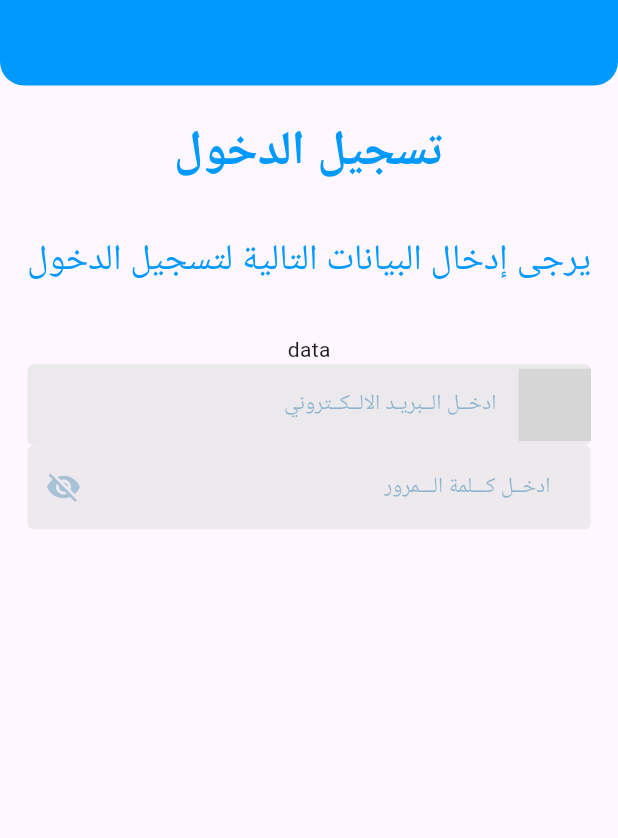
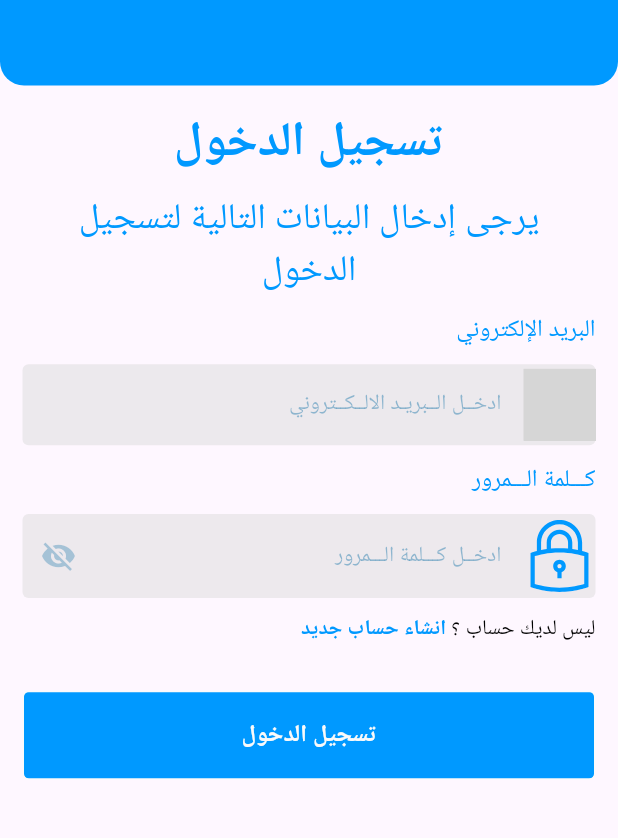
Before and after one commit to MohamedDesign-1/AjrlyApp, a Flutter app: the LoginScreen screen opened by its route, on a phone screen of 412 x 824 dp, the part 249-1087 px from its top. Run offline on Flutter 3.47's test engine with Material 3 defaults, Android fonts, the phone set to English and light mode, and no system bars; our stand-ins replace dio, flutter_screenutil, flutter_svg, go_router, google_fonts, injectable and 4 more; accounts and stored records are empty; Roboto replaces fonts that are missing (Alexandria); grey boxes are pictures that could not be loaded.

```diff
--- a/lib/features/auth/onboarding_screen/widgets/custom_buttomn.dart
+++ b/lib/core/components/custom_buttomn.dart
@@ -2,7 +2,7 @@ import 'package:ajrly/core/utils/styles_manager.dart';
 import 'package:flutter/material.dart';
 import 'package:flutter_screenutil/flutter_screenutil.dart';
 import 'package:flutter_svg/flutter_svg.dart';
-import '../../../../core/utils/assets_manager.dart';
+import '../utils/assets_manager.dart';
 
 class CustomButton extends StatelessWidget {
   final Function() onTap;
@@ -13,6 +13,8 @@ class CustomButton extends StatelessWidget {
   final double height;
   final double radius;
   final Color fontcolor;
+  final String? iconasset;
+  final bool? showicon;
 
   const CustomButton({
     super.key,
@@ -24,6 +26,8 @@ class CustomButton extends StatelessWidget {
     required this.height,
     required this.radius,
     required this.fontcolor,
+    this.iconasset,
+    this.showicon,
   });
 
   @override
@@ -49,9 +53,11 @@ class CustomButton extends StatelessWidget {
                 title,
                 style: getTextStyle(16, FontWeight.bold, fontcolor),
               ),
+              if(showicon??false)
               SizedBox(width: 8.w),
+              if(showicon??false)
               SvgPicture.asset(
-                SvgAssets.start,
+               iconasset??'',
                 height: 24.h,
                 width: 24.w,
               ),
--- a/lib/core/components/custom_password_filed.dart
+++ b/lib/core/components/custom_password_filed.dart
@@ -41,7 +41,7 @@ class _CustomPasswordFiledState extends State<CustomPasswordFiled> {
       keyboardType: widget.keyboardType,
       controller: widget.controller,
       decoration: InputDecoration(
-        suffixIcon: widget.prefixIcon,
+        suffixIcon: widget.suffixIcon,
         hintStyle: getMediumStyle(
             color: ColorManager.secondaryPrimary.withValues(alpha: 0.4),
             fontSize: 14.sp),
--- a/lib/core/utils/color_manager.dart
+++ /dev/null
@@ -1 +0,0 @@
-// TODO Implement this library.
--- a/lib/features/auth/login_screen/presentation/pages/login_screen.dart
+++ b/lib/features/auth/login_screen/presentation/pages/login_screen.dart
@@ -6,9 +6,15 @@ import 'package:ajrly/core/utils/styles_manager.dart';
 import 'package:flutter/material.dart';
 import 'package:flutter_screenutil/flutter_screenutil.dart';
 import 'package:flutter_svg/flutter_svg.dart';
+import 'package:go_router/go_router.dart';
+
+import '../../../../../config/routes/routes.dart';
+import '../../../../../core/components/custom_buttomn.dart';
+
+
 
 class LoginScreen extends StatelessWidget {
-  const LoginScreen({Key? key}) : super(key: key);
+  const LoginScreen({super.key});
   @override
   Widget build(BuildContext context) {
     return Scaffold(
@@ -29,7 +35,9 @@ class LoginScreen extends StatelessWidget {
           ),
         ),
       ),
-      body: Column(
+      body: Padding(
+        padding: const EdgeInsets.all(15.0),
+        child: ListView(
           children: [
             Spacer(),
             Center(
@@ -37,7 +45,8 @@ class LoginScreen extends StatelessWidget {
                 padding: const EdgeInsets.fromLTRB(0, 0, 0, 10),
                 child: Text(
                   'تسجيل الدخول',
-                style: getTextStyle(32, FontWeight.bold, ColorManager.primary),
+                  style:
+                  getTextStyle(32, FontWeight.bold, ColorManager.primary),
                 ),
               ),
             ),
@@ -52,39 +61,95 @@ class LoginScreen extends StatelessWidget {
               ),
             ),
             Spacer(),
-          Container(
+            SizedBox(
               height: 216.h,
               width: 328.w,
               child: Column(
                 children: [
-                Text('data'),
+                  Align(
+                    alignment: Alignment.centerRight,
+                    child: Text(
+                      'البريد الإلكتروني',
+                      style: getTextStyle(
+                          16, FontWeight.w400, ColorManager.primary),
+                      textDirection: TextDirection.rtl,
+                    ),
+                  ),
+                  Spacer(),
                   CustomTextFiled(
                     hintText: '   ادخــل الــبريـد الالــكــتروني',
                     borderRadius: BorderRadius.circular(4),
                     suffixIcon: SvgPicture.asset(
                       SvgAssets.email,
+                      height: 16.h,
+                      width: 16.w,
+                    ),
+                  ),
+                  Spacer(),
+                  Align(
+                    alignment: Alignment.centerRight,
+                    child: Text(
+                      'كـــلمة الـــمرور',
+                      style: getTextStyle(
+                          16, FontWeight.w400, ColorManager.primary),
+                      textDirection: TextDirection.rtl,
+                    ),
+                  ),
+                  Spacer(),
+                  CustomPasswordFiled(
+                    hintText: '   ادخــل كـــلمة الـــمرور',
+                    borderRadius: BorderRadius.circular(4),
+                    suffixIcon: SvgPicture.asset(
+                      SvgAssets.lock,
                       height: 24.h,
                       width: 24.w,
                     ),
                   ),
-                CustomPasswordFiled(
-                    hintText: '   ادخــل كـــلمة الـــمرور',
-                    borderRadius: BorderRadius.circular(4),
-                    suffixIcon: SvgPicture.asset(
-                    SvgAssets.email,
-                    height: 24.h,
-                    width: 24.w,
+                  Spacer(),
+                  Directionality(
+                    textDirection: TextDirection.rtl,
+                    child: Row(
+                      children: [
+                        Text(
+                          'ليس لديك حساب ؟ ',
+                          style: getTextStyle(
+                              14, FontWeight.w400, ColorManager.black),
+                        ),
+                        InkWell(
+                          onTap:(){
+                            context.go(Routes.registerRoute);
+                          },
+                          child: Text(
+                            'انشاء حساب جديد ',
+                            style: getTextStyle(
+                                14, FontWeight.bold, ColorManager.primary),
+                          ),
+                        ),
+                      ],
+                    ),
                   ),
 
+                ],
+              ),
+            ),
+            Padding(
+              padding: const EdgeInsets.fromLTRB(0,30,0,0),
+              child: CustomButton(
+                  onTap:(){context.go(Routes.mainLayOutRoute);},
+                  title: 'تسجيل الدخول',
+                  color: ColorManager.primary,
+                  outlineColor:ColorManager.white,
+                  width: 328.w,
+                  height: 56.h,
+                  radius: 4,
+                  fontcolor: ColorManager.white),
+            ),
+            Spacer(
+              flex: 8,
             )
           ],
         ),
       ),
-          Spacer(
-            flex: 10,
-          )
-        ],
-      ),
     );
   }
 }
--- a/lib/features/auth/onboarding_screen/presentation/pages/onboarding_screen.dart
+++ b/lib/features/auth/onboarding_screen/presentation/pages/onboarding_screen.dart
@@ -58,6 +58,8 @@ class _OnboardingScreenState extends State<OnboardingScreen> {
         buttomnradius: 8,
         buttomntitle: 'ابدأ الأن',
         buttomnwidth: 312,
+        showicon: true,
+        iconasset: SvgAssets.start,
       ),
     ];
   }
--- a/lib/features/auth/onboarding_screen/widgets/custom_on_boarding.dart
+++ b/lib/features/auth/onboarding_screen/widgets/custom_on_boarding.dart
@@ -2,8 +2,9 @@ import 'package:ajrly/core/utils/styles_manager.dart';
 import 'package:ajrly/features/auth/onboarding_screen/widgets/smooth_page_indicator.dart';
 import 'package:flutter/material.dart';
 import 'package:flutter_screenutil/flutter_screenutil.dart';
+import '../../../../core/utils/assets_manager.dart';
 import '../../../../core/utils/color_mananger.dart';
-import 'custom_buttomn.dart';
+import '../../../../core/components/custom_buttomn.dart';
 
 class CustomOnBoarding extends StatelessWidget {
   final String imageAssets;
@@ -12,6 +13,7 @@ class CustomOnBoarding extends StatelessWidget {
   final PageController controller;
   final bool? showSmoothPageIndicator;
   final bool? showbuttomnIndicator;
+  final bool? showicon;
   final Function()? onTap;
   final String? buttomntitle;
   final Color? buttomncolor;
@@ -20,6 +22,7 @@ class CustomOnBoarding extends StatelessWidget {
   final double? buttomnheight;
   final double? buttomnradius;
   final Color? buttomnfontcolor;
+  final String? iconasset;
 
   const CustomOnBoarding({
     super.key,
@@ -37,6 +40,8 @@ class CustomOnBoarding extends StatelessWidget {
     this.buttomnheight,
     this.buttomnradius,
     this.buttomnfontcolor,
+    this.showicon,
+    this.iconasset,
   });
 
   @override
@@ -86,6 +91,7 @@ class CustomOnBoarding extends StatelessWidget {
                 Spacer(flex: 1,),
                 if (showbuttomnIndicator ?? false)
                   CustomButton(
+                    showicon:showicon,
                     onTap: onTap ?? () {},
                     title: buttomntitle ?? '',
                     color: buttomncolor ?? ColorManager.white,
@@ -94,6 +100,7 @@ class CustomOnBoarding extends StatelessWidget {
                     height: buttomnheight ?? 50,
                     radius: buttomnradius ?? 0,
                     fontcolor: buttomnfontcolor ?? ColorManager.primary,
+                    iconasset: iconasset,
                   ),
                 Spacer(flex: 2),
               ],
```
Also changed, not shown: 1 other file. Lines whose indentation alone changed are shown as unchanged.
